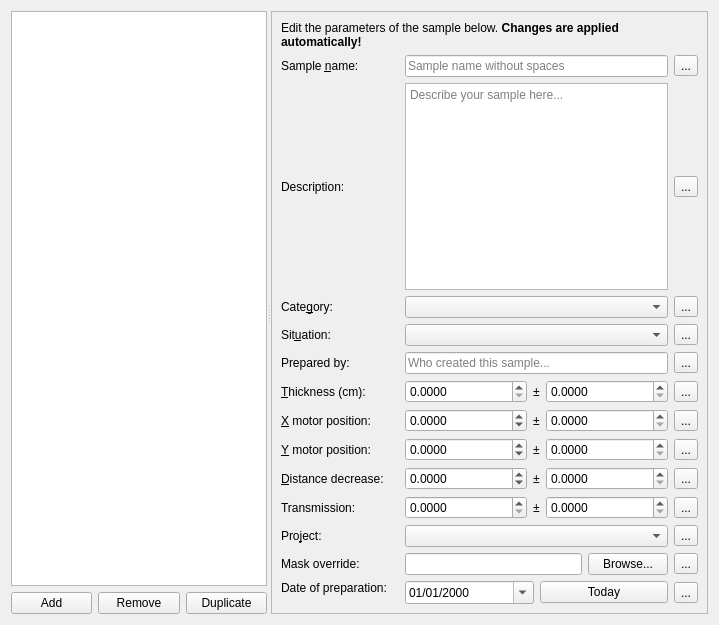
First picture: the form in cct/qtgui2/setup/samples/sampleeditor.ui, repository awacha/cct, before the edit.
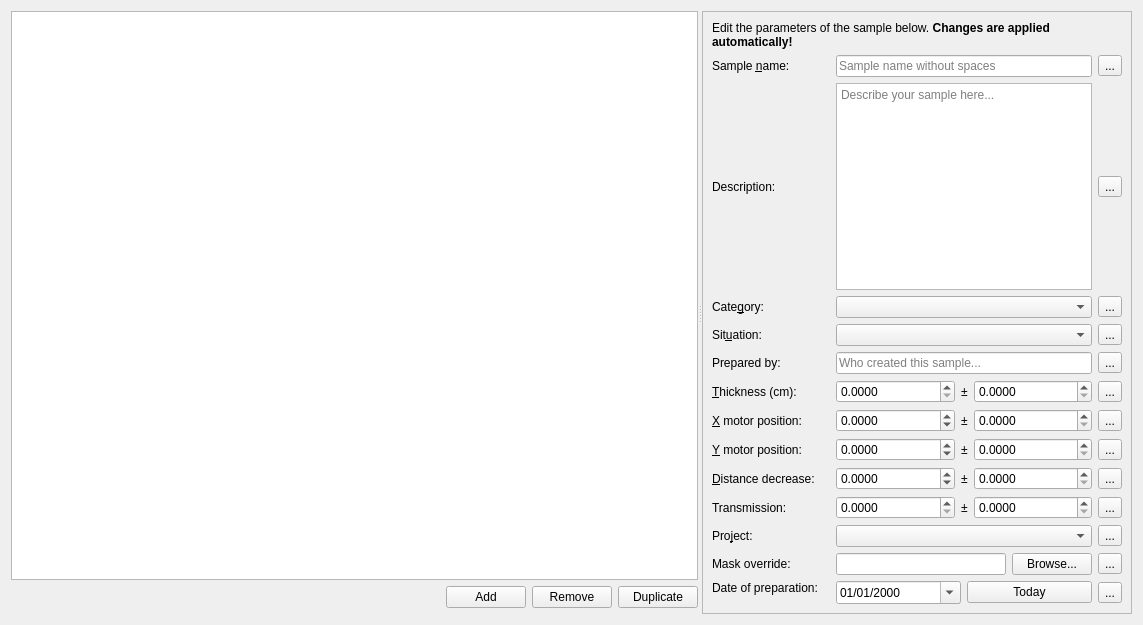
Second picture: the form after the edit. Icons and pictures are not drawn.

```diff
--- a/cct/qtgui2/setup/samples/sampleeditor.ui
+++ b/cct/qtgui2/setup/samples/sampleeditor.ui
@@ -6,7 +6,7 @@
    <rect>
     <x>0</x>
     <y>0</y>
-    <width>719</width>
+    <width>1143</width>
     <height>625</height>
    </rect>
   </property>
@@ -25,8 +25,8 @@
      </property>
      <widget class="QWidget" name="widget" native="true">
       <property name="sizePolicy">
-       <sizepolicy hsizetype="Preferred" vsizetype="Expanding">
-        <horstretch>0</horstretch>
+       <sizepolicy hsizetype="MinimumExpanding" vsizetype="Expanding">
+        <horstretch>1</horstretch>
         <verstretch>0</verstretch>
        </sizepolicy>
       </property>
@@ -54,12 +54,6 @@
          <property name="acceptDrops">
           <bool>true</bool>
          </property>
-         <property name="horizontalScrollBarPolicy">
-          <enum>Qt::ScrollBarAlwaysOff</enum>
-         </property>
-         <property name="sizeAdjustPolicy">
-          <enum>QAbstractScrollArea::AdjustToContents</enum>
-         </property>
          <property name="showDropIndicator" stdset="0">
           <bool>true</bool>
          </property>
@@ -90,26 +84,29 @@
          <property name="itemsExpandable">
           <bool>false</bool>
          </property>
+         <property name="sortingEnabled">
+          <bool>true</bool>
+         </property>
          <property name="allColumnsShowFocus">
           <bool>true</bool>
          </property>
         </widget>
        </item>
        <item>
-        <widget class="QWidget" name="widget_2" native="true">
-         <layout class="QHBoxLayout" name="horizontalLayout">
-          <property name="leftMargin">
-           <number>0</number>
-          </property>
-          <property name="topMargin">
-           <number>0</number>
-          </property>
-          <property name="rightMargin">
-           <number>0</number>
-          </property>
-          <property name="bottomMargin">
-           <number>0</number>
-          </property>
+        <layout class="QHBoxLayout" name="horizontalLayout_16">
+         <item>
+          <spacer name="horizontalSpacer">
+           <property name="orientation">
+            <enum>Qt::Horizontal</enum>
+           </property>
+           <property name="sizeHint" stdset="0">
+            <size>
+             <width>40</width>
+             <height>20</height>
+            </size>
+           </property>
+          </spacer>
+         </item>
           <item>
            <widget class="QPushButton" name="addSamplePushButton">
             <property name="text">
@@ -144,6 +141,23 @@
            </widget>
           </item>
          </layout>
+       </item>
+       <item>
+        <widget class="QWidget" name="widget_2" native="true">
+         <layout class="QHBoxLayout" name="horizontalLayout">
+          <property name="leftMargin">
+           <number>0</number>
+          </property>
+          <property name="topMargin">
+           <number>0</number>
+          </property>
+          <property name="rightMargin">
+           <number>0</number>
+          </property>
+          <property name="bottomMargin">
+           <number>0</number>
+          </property>
+         </layout>
         </widget>
        </item>
       </layout>
```
Left out of the diff: 51 changed lines with no effect on the pictures. Lines whose indentation alone changed are shown as unchanged.
